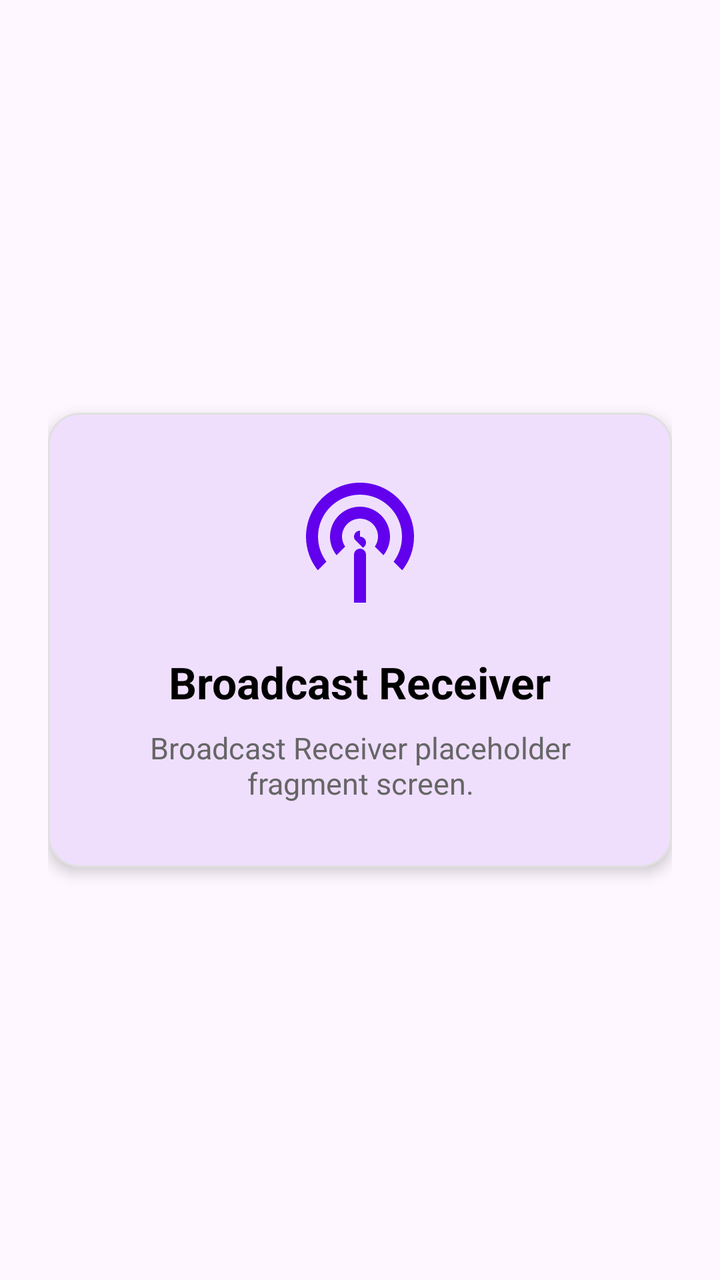
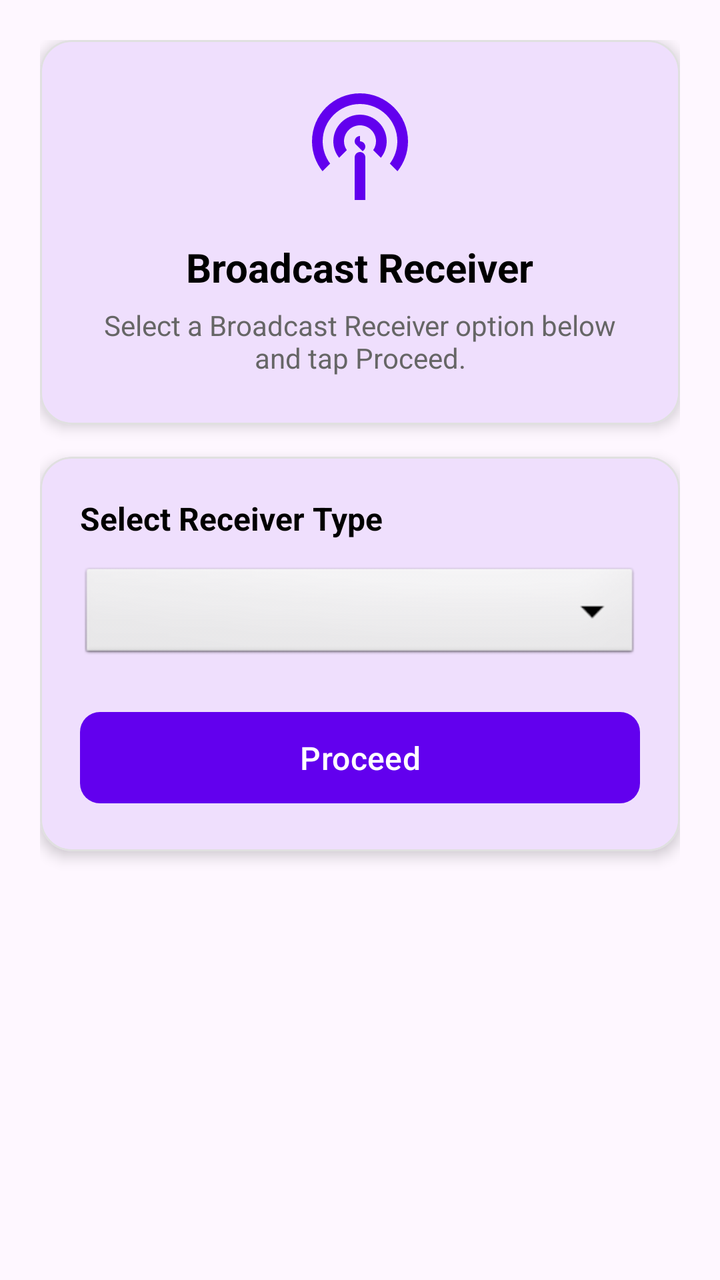

Before-and-after screenshots of an Android layout around one commit, followed by the original layout XML and the change that was made.
<!-- AndroidManifest.xml: application theme Theme.MyApplication -->
<!-- res/layout/fragment_broadcast_receiver.xml -->
<?xml version="1.0" encoding="utf-8"?>
<FrameLayout xmlns:android="http://schemas.android.com/apk/res/android"
    xmlns:app="http://schemas.android.com/apk/res-auto"
    android:layout_width="match_parent"
    android:layout_height="match_parent"
    android:padding="24dp">

    <com.google.android.material.card.MaterialCardView
        android:layout_width="match_parent"
        android:layout_height="wrap_content"
        android:layout_gravity="center"
        app:cardCornerRadius="16dp"
        app:cardElevation="4dp"
        app:strokeWidth="1dp"
        app:strokeColor="#E0E0E0">

        <LinearLayout
            android:layout_width="match_parent"
            android:layout_height="wrap_content"
            android:gravity="center"
            android:orientation="vertical"
            android:padding="32dp">

            <ImageView
                android:layout_width="72dp"
                android:layout_height="72dp"
                android:contentDescription="@string/title_broadcast_receiver"
                android:src="@drawable/ic_broadcast"
                app:tint="@color/primary" />

            <TextView
                android:layout_width="wrap_content"
                android:layout_height="wrap_content"
                android:layout_marginTop="16dp"
                android:text="@string/title_broadcast_receiver"
                android:textColor="@color/black"
                android:textSize="22sp"
                android:textStyle="bold" />

            <TextView
                android:layout_width="wrap_content"
                android:layout_height="wrap_content"
                android:layout_marginTop="8dp"
                android:gravity="center"
                android:text="@string/desc_broadcast_receiver"
                android:textColor="#666666"
                android:textSize="15sp" />

        </LinearLayout>

    </com.google.android.material.card.MaterialCardView>

</FrameLayout>
<!-- resources referenced by this layout -->
<resources>
  <color name="black">#FF000000</color>
  <color name="primary">#6200EE</color>
  <!-- drawable ic_broadcast (drawable) -->
  <vector xmlns:android="http://schemas.android.com/apk/res/android"
      android:width="24dp"
      android:height="24dp"
      android:viewportWidth="24"
      android:viewportHeight="24">
      <path
          android:fillColor="#FF000000"
          android:pathData="M12,1c-4.97,0 -9,4.03 -9,9c0,2.12 0.74,4.07 1.97,5.61l1.43,-1.43C5.52,12.98 5,11.55 5,10c0,-3.86 3.14,-7 7,-7s7,3.14 7,7c0,1.55 -0.52,2.98 -1.4,4.18l1.43,1.43C20.26,14.07 21,12.12 21,10c0,-4.97 -4.03,-9 -9,-9zM12,5c-2.76,0 -5,2.24 -5,5c0,1.17 0.41,2.24 1.09,3.09l1.44,-1.44C9.2,11.19 9,10.61 9,10c0,-1.66 1.34,-3 3,-3s3,1.34 3,3c0,0.61 -0.2,1.19 -0.53,1.65l1.44,1.44C16.59,12.24 17,11.17 17,10c0,-2.76 -2.24,-5 -5,-5zM12,9c-0.55,0 -1,0.45 -1,1c0,0.18 0.05,0.34 0.13,0.49l1.36,1.36c0.32,-0.21 0.51,-0.51 0.51,-0.85c0,-0.55 -0.45,-1 -1,-1zM12,12c-0.55,0 -1,0.45 -1,1v8h2v-8c0,-0.55 -0.45,-1 -1,-1z"/>
  </vector>
  <string name="desc_broadcast_receiver">Broadcast Receiver placeholder fragment screen.</string>
  <string name="title_broadcast_receiver">Broadcast Receiver</string>
  <style name="Theme.MyApplication" parent="Theme.Material3.DayNight.NoActionBar">
          <item name="colorPrimary">@color/primary</item>
          <item name="colorPrimaryVariant">@color/primary_dark</item>
          <item name="colorSecondary">@color/accent</item>
      </style>
  <color name="primary_dark">#3700B3</color>
  <color name="accent">#03DAC5</color>
</resources>

<!-- the commit's change to res/layout/fragment_broadcast_receiver.xml (unified diff, before → after) -->
@@ -1,53 +1,107 @@
 <?xml version="1.0" encoding="utf-8"?>
-<FrameLayout xmlns:android="http://schemas.android.com/apk/res/android"
+<ScrollView xmlns:android="http://schemas.android.com/apk/res/android"
     xmlns:app="http://schemas.android.com/apk/res-auto"
     android:layout_width="match_parent"
     android:layout_height="match_parent"
-    android:padding="24dp">
+    android:fillViewport="true"
+    android:padding="20dp">
 
-    <com.google.android.material.card.MaterialCardView
+    <LinearLayout
         android:layout_width="match_parent"
         android:layout_height="wrap_content"
-        android:layout_gravity="center"
-        app:cardCornerRadius="16dp"
-        app:cardElevation="4dp"
-        app:strokeWidth="1dp"
-        app:strokeColor="#E0E0E0">
+        android:gravity="center_horizontal"
+        android:orientation="vertical">
 
-        <LinearLayout
+        <com.google.android.material.card.MaterialCardView
             android:layout_width="match_parent"
             android:layout_height="wrap_content"
-            android:gravity="center"
-            android:orientation="vertical"
-            android:padding="32dp">
+            android:layout_marginBottom="16dp"
+            app:cardCornerRadius="16dp"
+            app:cardElevation="4dp"
+            app:strokeColor="#E0E0E0"
+            app:strokeWidth="1dp">
 
-            <ImageView
-                android:layout_width="72dp"
-                android:layout_height="72dp"
-                android:contentDescription="@string/title_broadcast_receiver"
-                android:src="@drawable/ic_broadcast"
-                app:tint="@color/primary" />
+            <LinearLayout
+                android:layout_width="match_parent"
+                android:layout_height="wrap_content"
+                android:gravity="center"
+                android:orientation="vertical"
+                android:padding="24dp">
 
-            <TextView
-                android:layout_width="wrap_content"
+                <ImageView
+                    android:layout_width="64dp"
+                    android:layout_height="64dp"
+                    android:contentDescription="@string/title_broadcast_receiver"
+                    android:src="@drawable/ic_broadcast"
+                    app:tint="@color/primary" />
+
+                <TextView
+                    android:layout_width="wrap_content"
+                    android:layout_height="wrap_content"
+                    android:layout_marginTop="12dp"
+                    android:text="@string/title_broadcast_receiver"
+                    android:textColor="@color/black"
+                    android:textSize="20sp"
+                    android:textStyle="bold" />
+
+                <TextView
+                    android:layout_width="wrap_content"
+                    android:layout_height="wrap_content"
+                    android:layout_marginTop="6dp"
+                    android:gravity="center"
+                    android:text="@string/desc_broadcast_receiver"
+                    android:textColor="#666666"
+                    android:textSize="14sp" />
+
+            </LinearLayout>
+
+        </com.google.android.material.card.MaterialCardView>
+
+        <com.google.android.material.card.MaterialCardView
+            android:layout_width="match_parent"
+            android:layout_height="wrap_content"
+            app:cardCornerRadius="16dp"
+            app:cardElevation="4dp"
+            app:strokeColor="#E0E0E0"
+            app:strokeWidth="1dp">
+
+            <LinearLayout
+                android:layout_width="match_parent"
                 android:layout_height="wrap_content"
-                android:layout_marginTop="16dp"
-                android:text="@string/title_broadcast_receiver"
-                android:textColor="@color/black"
-                android:textSize="22sp"
-                android:textStyle="bold" />
+                android:orientation="vertical"
+                android:padding="20dp">
 
-            <TextView
-                android:layout_width="wrap_content"
-                android:layout_height="wrap_content"
-                android:layout_marginTop="8dp"
-                android:gravity="center"
-                android:text="@string/desc_broadcast_receiver"
-                android:textColor="#666666"
-                android:textSize="15sp" />
+                <TextView
+                    android:layout_width="wrap_content"
+                    android:layout_height="wrap_content"
+                    android:text="@string/select_receiver_type"
+                    android:textColor="@color/black"
+                    android:textSize="16sp"
+                    android:textStyle="bold" />
 
-        </LinearLayout>
+                <Spinner
+                    android:id="@+id/spinner_receiver_options"
+                    android:layout_width="match_parent"
+                    android:layout_height="50dp"
+                    android:layout_marginTop="12dp"
+                    android:background="@android:drawable/btn_dropdown"
+                    android:paddingEnd="12dp"
+                    android:paddingStart="12dp" />
 
-    </com.google.android.material.card.MaterialCardView>
+                <com.google.android.material.button.MaterialButton
+                    android:id="@+id/btn_proceed"
+                    android:layout_width="match_parent"
+                    android:layout_height="wrap_content"
+                    android:layout_marginTop="20dp"
+                    android:padding="12dp"
+                    android:text="@string/btn_proceed"
+                    android:textSize="16sp"
+                    app:cornerRadius="10dp" />
 
-</FrameLayout>
+            </LinearLayout>
+
+        </com.google.android.material.card.MaterialCardView>
+
+    </LinearLayout>
+
+</ScrollView>
<!-- resource entries referenced after the edit -->
@@ -12,7 +12,9 @@
           android:fillColor="#FF000000"
           android:pathData="M12,1c-4.97,0 -9,4.03 -9,9c0,2.12 0.74,4.07 1.97,5.61l1.43,-1.43C5.52,12.98 5,11.55 5,10c0,-3.86 3.14,-7 7,-7s7,3.14 7,7c0,1.55 -0.52,2.98 -1.4,4.18l1.43,1.43C20.26,14.07 21,12.12 21,10c0,-4.97 -4.03,-9 -9,-9zM12,5c-2.76,0 -5,2.24 -5,5c0,1.17 0.41,2.24 1.09,3.09l1.44,-1.44C9.2,11.19 9,10.61 9,10c0,-1.66 1.34,-3 3,-3s3,1.34 3,3c0,0.61 -0.2,1.19 -0.53,1.65l1.44,1.44C16.59,12.24 17,11.17 17,10c0,-2.76 -2.24,-5 -5,-5zM12,9c-0.55,0 -1,0.45 -1,1c0,0.18 0.05,0.34 0.13,0.49l1.36,1.36c0.32,-0.21 0.51,-0.51 0.51,-0.85c0,-0.55 -0.45,-1 -1,-1zM12,12c-0.55,0 -1,0.45 -1,1v8h2v-8c0,-0.55 -0.45,-1 -1,-1z"/>
   </vector>
-  <string name="desc_broadcast_receiver">Broadcast Receiver placeholder fragment screen.</string>
+  <string name="btn_proceed">Proceed</string>
+  <string name="desc_broadcast_receiver">Select a Broadcast Receiver option below and tap Proceed.</string>
+  <string name="select_receiver_type">Select Receiver Type</string>
   <string name="title_broadcast_receiver">Broadcast Receiver</string>
   <style name="Theme.MyApplication" parent="Theme.Material3.DayNight.NoActionBar">
           <item name="colorPrimary">@color/primary</item>
